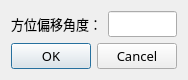
Above: src/ShiftDialog.ui from jerky168/BoreholeAnalyzer before the change. Below: the same form after it.
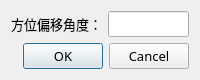
That is the form after the change.

Diff of the .ui file:
```diff
--- a/src/ShiftDialog.ui
+++ b/src/ShiftDialog.ui
@@ -6,10 +6,22 @@
    <rect>
     <x>0</x>
     <y>0</y>
-    <width>188</width>
-    <height>76</height>
+    <width>200</width>
+    <height>80</height>
    </rect>
   </property>
+  <property name="minimumSize">
+   <size>
+    <width>200</width>
+    <height>80</height>
+   </size>
+  </property>
+  <property name="maximumSize">
+   <size>
+    <width>200</width>
+    <height>80</height>
+   </size>
+  </property>
   <property name="font">
    <font>
     <family>微软雅黑</family>
```
